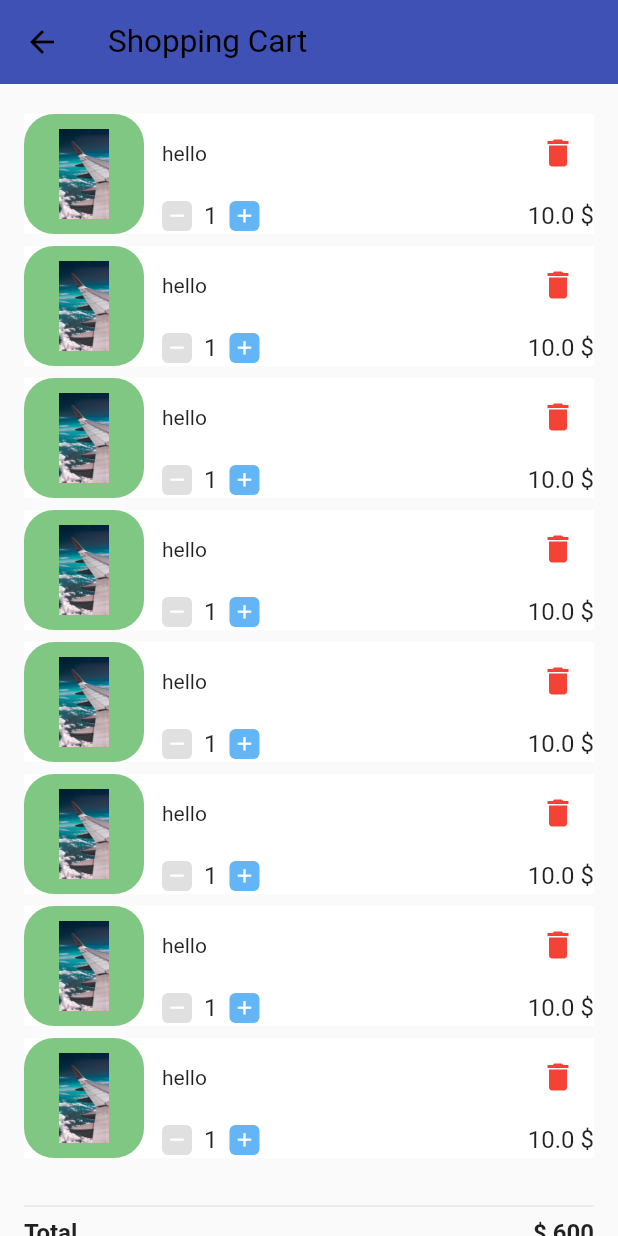
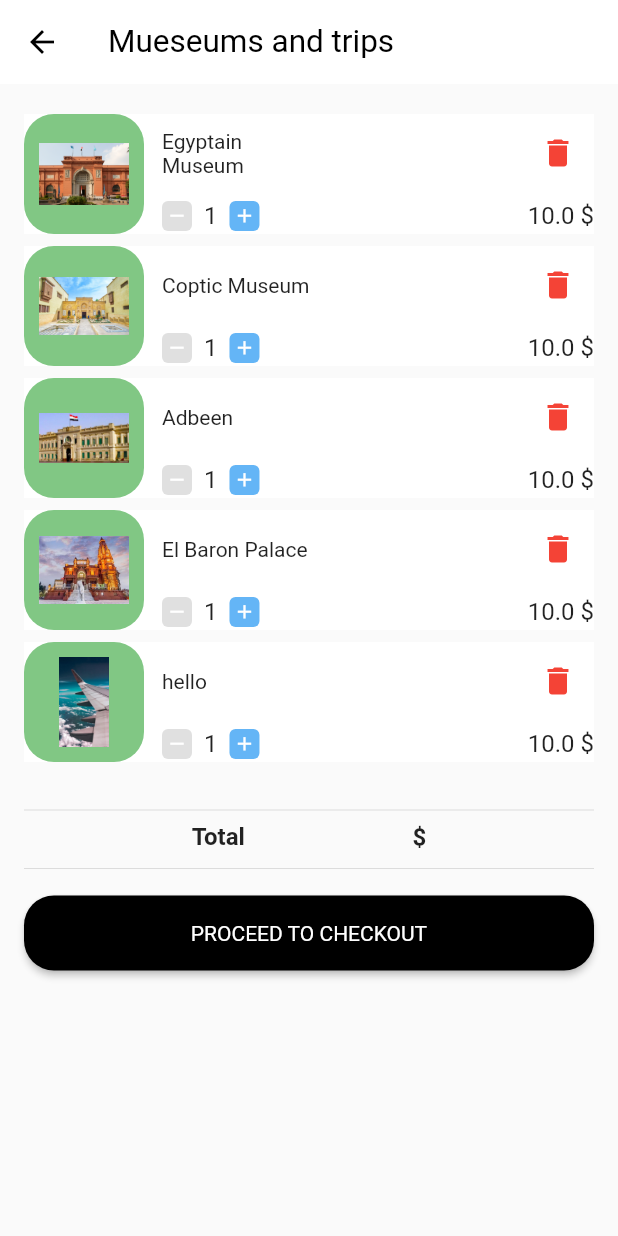
Before and after one commit to kareem337/RZ-tours-app, a Flutter app: the screen it shows after launch, item 2 of the bottom bar chosen, on a phone screen of 412 x 824 dp. Run offline on Flutter 3.47's test engine with Material 2 defaults, Android fonts, the phone set to English and light mode, and no system bars; network calls fail.

Commit message:
update images

```diff
--- a/rz_tours/lib/screens/product_.dart
+++ b/rz_tours/lib/screens/product_.dart
@@ -14,30 +14,27 @@ class _CartViewState extends State<CartView> {
     return Scaffold(
       appBar: AppBar(
         title: Text(
-          'Shopping Cart',
+          'Mueseums and trips',
           style: TextStyle(
             fontWeight: FontWeight.w400,
             fontSize: 21.0,
           ),
         ),
-        backgroundColor: Colors.indigo,
+        backgroundColor: Colors.white,
         elevation: 0.0,
       ),
       body: ListView(
         padding: const EdgeInsets.all(16.0),
         children: [
-          CartItem('background.jpg', 'hello', 10),
-          CartItem('background.jpg', 'hello', 10),
-          CartItem('background.jpg', 'hello', 10),
-          CartItem('background.jpg', 'hello', 10),
-          CartItem('background.jpg', 'hello', 10),
-          CartItem('background.jpg', 'hello', 10),
-          CartItem('background.jpg', 'hello', 10),
+          CartItem('Tahrir museum.jpg', 'Egyptain Museum ', 10),
+          CartItem('Coptic Museum.jpg', 'Coptic Museum', 10),
+          CartItem('Abdeen.jpg', 'Adbeen', 10),
+          CartItem('El baron Palace.jpg', 'El Baron Palace', 10),
           CartItem('background.jpg', 'hello', 10),
           SizedBox(height: 20.0),
           Divider(),
           Row(
-            mainAxisAlignment: MainAxisAlignment.spaceBetween,
+            mainAxisAlignment: MainAxisAlignment.spaceEvenly,
             children: [
               Text(
                 'Total',
@@ -47,7 +44,7 @@ class _CartViewState extends State<CartView> {
                 ),
               ),
               Text(
-                '\$ 600',
+                '\$',
                 style: TextStyle(
                   fontWeight: FontWeight.bold,
                   fontSize: 16.0,
@@ -58,46 +55,18 @@ class _CartViewState extends State<CartView> {
           SizedBox(height: 4.0),
           Row(
             mainAxisAlignment: MainAxisAlignment.spaceBetween,
-            children: [
-              Text(
-                'Delivery Charge',
-                style: TextStyle(
-                  fontSize: 14.0,
-                ),
-              ),
-              Text(
-                '\$ 30',
-                style: TextStyle(
-                  fontSize: 16.0,
-                ),
-              ),
-            ],
+            children: [],
           ),
           Divider(),
           Row(
             mainAxisAlignment: MainAxisAlignment.spaceBetween,
-            children: [
-              Text(
-                'Sub Total',
-                style: TextStyle(
-                  fontSize: 14.0,
-                  fontWeight: FontWeight.bold,
-                ),
-              ),
-              Text(
-                '\$ 630',
-                style: TextStyle(
-                  fontSize: 16.0,
-                  fontWeight: FontWeight.bold,
-                ),
-              ),
-            ],
+            children: [],
           ),
           Spacer(),
           SizedBox(height: 10.0),
           MaterialButton(
             onPressed: () {},
-            color: Colors.indigo,
+            color: Colors.black,
             height: 50.0,
             minWidth: double.infinity,
             shape: RoundedRectangleBorder(
```
Also changed, not shown: rz_tours/assets/Abdeen.jpg (added), rz_tours/assets/Coptic Museum.jpg (added), rz_tours/assets/El baron Palace.jpg (added), rz_tours/assets/Tahrir museum.jpg (added).
